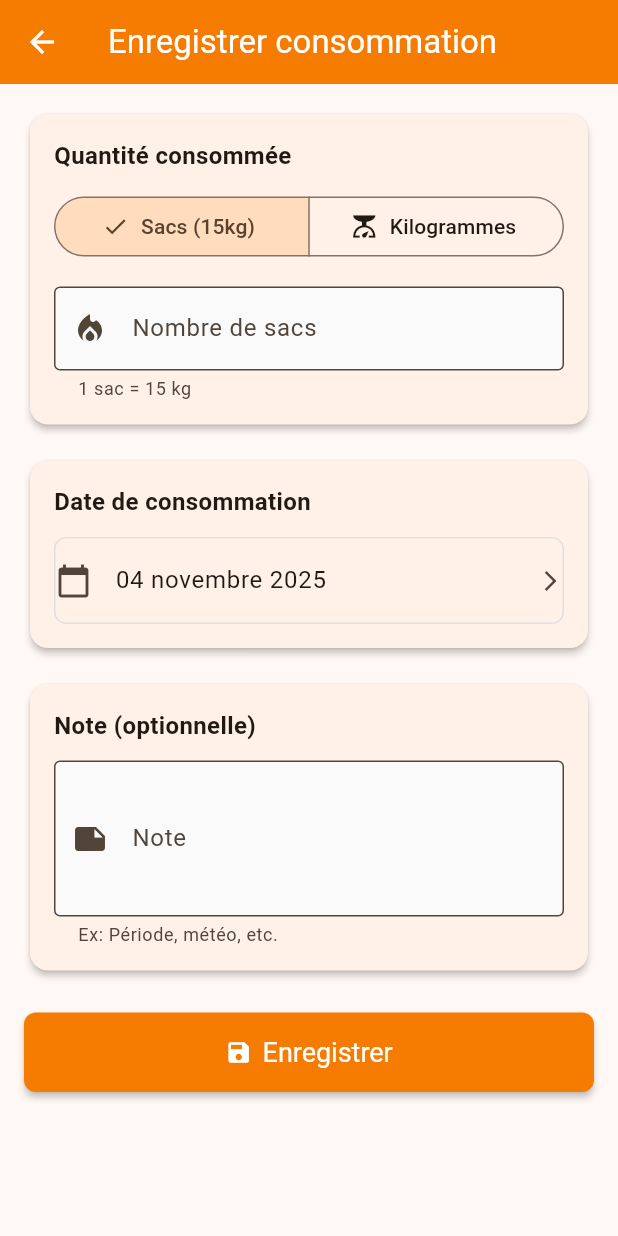
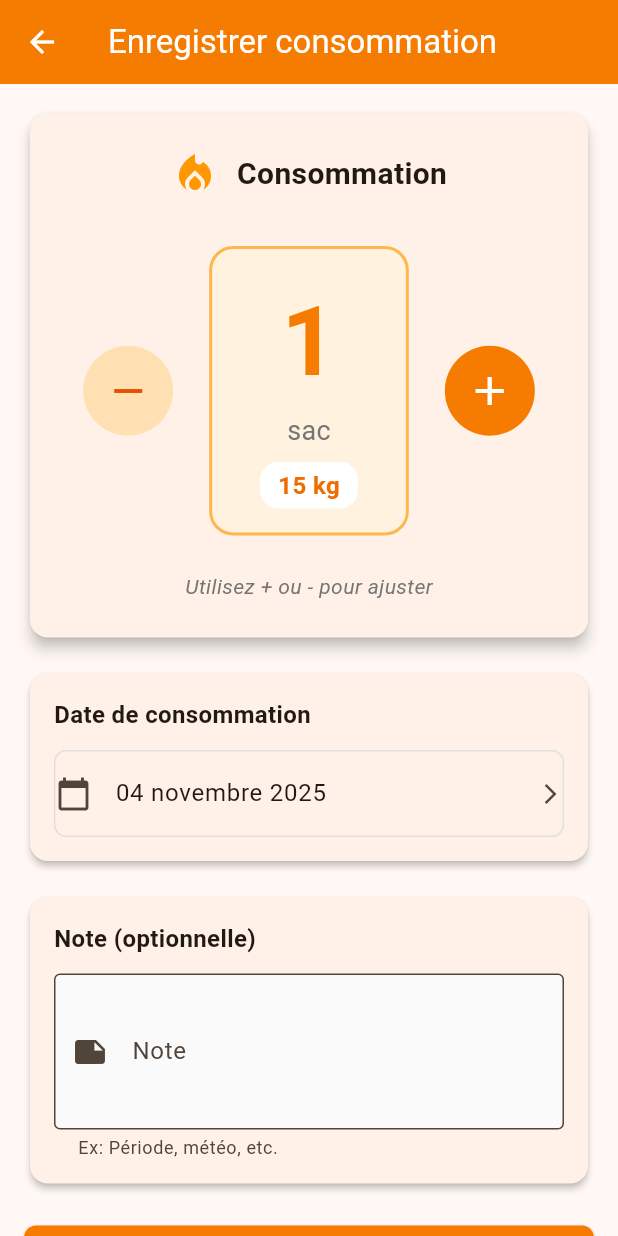
Before and after one commit to doz-technology/doz-technology.github.io, a Flutter app: the screen it shows after launch, after a tap on an icon or button, on a phone screen of 412 x 824 dp. Run offline on Flutter 3.47's test engine with Material 3 defaults, Android fonts, the phone set to English and light mode, and no system bars; our stand-ins replace fl_chart, shared_preferences.

Commit message:
Simplification écran consommation + support web
Modifications :
- Simplification interface consommation : compteur +/- pour sacs
- Ajout rapide par unité de 1 sac (15kg)
- Interface visuelle améliorée avec grand compteur central
- Suppression du choix sacs/kg (toujours en sacs maintenant)
- Fix erreur Color[] avec MaterialColor dans home_screen

Support technique :
- Ajout support web avec flutter create --platforms=web
- Dossier web/ créé avec manifest, index.html, icons
- Dossier assets/ ajouté
- Fix erreurs de compilation

```diff
--- a/pellet_tracker/lib/screens/add_consumption_screen.dart
+++ b/pellet_tracker/lib/screens/add_consumption_screen.dart
@@ -1,5 +1,4 @@
 import 'package:flutter/material.dart';
-import 'package:flutter/services.dart';
 import 'package:intl/intl.dart';
 import '../models/transaction.dart';
 import '../services/storage_service.dart';
@@ -13,18 +12,30 @@
 
 class _AddConsumptionScreenState extends State<AddConsumptionScreen> {
   final _formKey = GlobalKey<FormState>();
-  final _quantityController = TextEditingController();
   final _noteController = TextEditingController();
 
   DateTime _selectedDate = DateTime.now();
-  bool _isInBags = true; // true = sacs, false = kg
+  int _numberOfBags = 1; // Nombre de sacs consommés
   bool _isSaving = false;
 
   @override
   void dispose() {
-    _quantityController.dispose();
     _noteController.dispose();
     super.dispose();
+  }
+
+  void _incrementBags() {
+    setState(() {
+      _numberOfBags++;
+    });
+  }
+
+  void _decrementBags() {
+    if (_numberOfBags > 1) {
+      setState(() {
+        _numberOfBags--;
+      });
+    }
   }
 
   Future<void> _selectDate() async {
@@ -43,13 +54,10 @@
   }
 
   Future<void> _saveTransaction() async {
-    if (!_formKey.currentState!.validate()) return;
-
     setState(() => _isSaving = true);
 
     try {
-      final quantity = double.parse(_quantityController.text);
-      final quantityInKg = _isInBags ? quantity * 15 : quantity;
+      final quantityInKg = _numberOfBags * 15.0;
 
       final transaction = PelletTransaction(
         type: TransactionType.consommation,
@@ -65,7 +73,7 @@
         ScaffoldMessenger.of(context).showSnackBar(
           SnackBar(
             content: Text(
-              'Consommation enregistrée : ${quantityInKg.toStringAsFixed(0)} kg',
+              'Consommation enregistrée : $_numberOfBags sac${_numberOfBags > 1 ? 's' : ''} (${quantityInKg.toStringAsFixed(0)} kg)',
             ),
             backgroundColor: Colors.orange[700],
           ),
@@ -102,74 +110,117 @@
           padding: const EdgeInsets.all(16),
           children: [
             Card(
+              elevation: 4,
               child: Padding(
-                padding: const EdgeInsets.all(16),
+                padding: const EdgeInsets.all(24),
                 child: Column(
-                  crossAxisAlignment: CrossAxisAlignment.start,
                   children: [
-                    const Text(
-                      'Quantité consommée',
-                      style: TextStyle(
-                        fontSize: 16,
-                        fontWeight: FontWeight.bold,
-                      ),
-                    ),
-                    const SizedBox(height: 12),
-                    Row(
+                    const Row(
+                      mainAxisAlignment: MainAxisAlignment.center,
                       children: [
-                        Expanded(
-                          child: SegmentedButton<bool>(
-                            segments: const [
-                              ButtonSegment(
-                                value: true,
-                                label: Text('Sacs (15kg)'),
-                                icon: Icon(Icons.shopping_bag),
-                              ),
-                              ButtonSegment(
-                                value: false,
-                                label: Text('Kilogrammes'),
-                                icon: Icon(Icons.scale),
-                              ),
-                            ],
-                            selected: {_isInBags},
-                            onSelectionChanged: (Set<bool> newSelection) {
-                              setState(() {
-                                _isInBags = newSelection.first;
-                              });
-                            },
+                        Icon(
+                          Icons.local_fire_department,
+                          size: 32,
+                          color: Colors.orange,
+                        ),
+                        SizedBox(width: 12),
+                        Text(
+                          'Consommation',
+                          style: TextStyle(
+                            fontSize: 20,
+                            fontWeight: FontWeight.bold,
                           ),
                         ),
                       ],
                     ),
-                    const SizedBox(height: 16),
-                    TextFormField(
-                      controller: _quantityController,
-                      decoration: InputDecoration(
-                        labelText: _isInBags ? 'Nombre de sacs' : 'Poids (kg)',
-                        prefixIcon: const Icon(Icons.local_fire_department),
-                        border: const OutlineInputBorder(),
-                        helperText: _isInBags
-                            ? '1 sac = 15 kg'
-                            : 'Entrez le poids total',
-                      ),
-                      keyboardType: const TextInputType.numberWithOptions(
-                        decimal: true,
-                      ),
-                      inputFormatters: [
-                        FilteringTextInputFormatter.allow(
-                          RegExp(r'^\d+\.?\d{0,2}'),
+                    const SizedBox(height: 32),
+                    Row(
+                      mainAxisAlignment: MainAxisAlignment.center,
+                      children: [
+                        IconButton.filled(
+                          onPressed: _decrementBags,
+                          icon: const Icon(Icons.remove),
+                          iconSize: 32,
+                          style: IconButton.styleFrom(
+                            backgroundColor: Colors.orange[100],
+                            foregroundColor: Colors.orange[900],
+                            minimumSize: const Size(60, 60),
+                          ),
+                        ),
+                        const SizedBox(width: 24),
+                        Container(
+                          padding: const EdgeInsets.symmetric(
+                            horizontal: 32,
+                            vertical: 16,
+                          ),
+                          decoration: BoxDecoration(
+                            color: Colors.orange[50],
+                            borderRadius: BorderRadius.circular(16),
+                            border: Border.all(
+                              color: Colors.orange[300]!,
+                              width: 2,
+                            ),
+                          ),
+                          child: Column(
+                            children: [
+                              Text(
+                                '$_numberOfBags',
+                                style: TextStyle(
+                                  fontSize: 64,
+                                  fontWeight: FontWeight.bold,
+                                  color: Colors.orange[700],
+                                ),
+                              ),
+                              Text(
+                                'sac${_numberOfBags > 1 ? 's' : ''}',
+                                style: TextStyle(
+                                  fontSize: 18,
+                                  color: Colors.grey[600],
+                                ),
+                              ),
+                              const SizedBox(height: 8),
+                              Container(
+                                padding: const EdgeInsets.symmetric(
+                                  horizontal: 12,
+                                  vertical: 4,
+                                ),
+                                decoration: BoxDecoration(
+                                  color: Colors.white,
+                                  borderRadius: BorderRadius.circular(12),
+                                ),
+                                child: Text(
+                                  '${_numberOfBags * 15} kg',
+                                  style: TextStyle(
+                                    fontSize: 16,
+                                    fontWeight: FontWeight.w600,
+                                    color: Colors.orange[800],
+                                  ),
+                                ),
+                              ),
+                            ],
+                          ),
+                        ),
+                        const SizedBox(width: 24),
+                        IconButton.filled(
+                          onPressed: _incrementBags,
+                          icon: const Icon(Icons.add),
+                          iconSize: 32,
+                          style: IconButton.styleFrom(
+                            backgroundColor: Colors.orange[700],
+                            foregroundColor: Colors.white,
+                            minimumSize: const Size(60, 60),
+                          ),
                         ),
                       ],
-                      validator: (value) {
-                        if (value == null || value.isEmpty) {
-                          return 'Veuillez entrer une quantité';
-                        }
-                        final num = double.tryParse(value);
-                        if (num == null || num <= 0) {
-                          return 'Veuillez entrer un nombre valide';
-                        }
-                        return null;
-                      },
+                    ),
+                    const SizedBox(height: 24),
+                    Text(
+                      'Utilisez + ou - pour ajuster',
+                      style: TextStyle(
+                        fontSize: 14,
+                        color: Colors.grey[600],
+                        fontStyle: FontStyle.italic,
+                      ),
                     ),
                   ],
                 ),
--- a/pellet_tracker/lib/screens/home_screen.dart
+++ b/pellet_tracker/lib/screens/home_screen.dart
@@ -87,7 +87,7 @@
     final stockInBags = _statistics?.stockInBags ?? 0;
     final daysRemaining = _statistics?.daysRemaining ?? 0;
 
-    Color stockColor = Colors.green;
+    MaterialColor stockColor = Colors.green;
     IconData stockIcon = Icons.check_circle;
     String stockStatus = 'Bon niveau';
 
```
Also changed, not shown: pellet_tracker/pubspec.lock (added), 10 other files.
